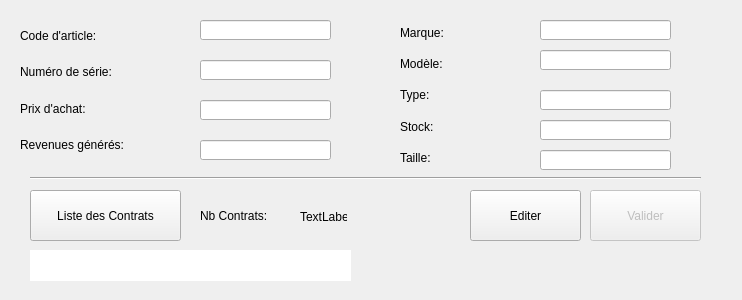
Qt form view/itemDetailsView.ui (GruberAdam/TPI-Sploks) before a commit.
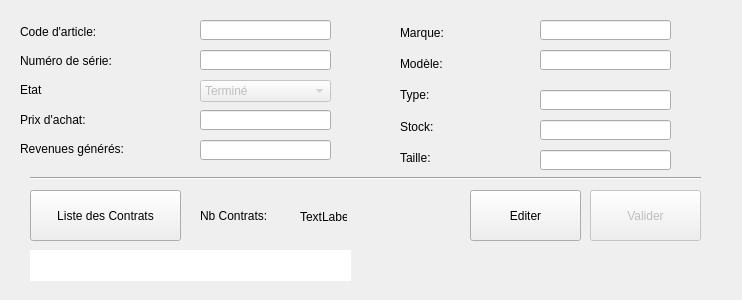
The same form after that commit.

```diff
--- a/view/itemDetailsView.ui
+++ b/view/itemDetailsView.ui
@@ -44,6 +44,16 @@
        </property>
       </widget>
      </item>
+     <item>
+      <widget class="QLabel" name="label_11">
+       <property name="styleSheet">
+        <string notr="true">font: 87 10pt &quot;Arial Black&quot;;</string>
+       </property>
+       <property name="text">
+        <string>Etat</string>
+       </property>
+      </widget>
+     </item>
      <item>
       <widget class="QLabel" name="label_9">
        <property name="styleSheet">
@@ -232,7 +242,7 @@
     <property name="geometry">
      <rect>
       <x>200</x>
-      <y>60</y>
+      <y>50</y>
       <width>131</width>
       <height>20</height>
      </rect>
@@ -248,7 +258,7 @@
     <property name="geometry">
      <rect>
       <x>200</x>
-      <y>100</y>
+      <y>110</y>
       <width>131</width>
       <height>20</height>
      </rect>
@@ -387,6 +397,45 @@
      <bool>true</bool>
     </property>
    </widget>
+   <widget class="QComboBox" name="comboBoxEtat">
+    <property name="enabled">
+     <bool>false</bool>
+    </property>
+    <property name="geometry">
+     <rect>
+      <x>200</x>
+      <y>80</y>
+      <width>131</width>
+      <height>22</height>
+     </rect>
+    </property>
+    <property name="focusPolicy">
+     <enum>Qt::WheelFocus</enum>
+    </property>
+    <property name="editable">
+     <bool>false</bool>
+    </property>
+    <item>
+     <property name="text">
+      <string>Terminé</string>
+     </property>
+    </item>
+    <item>
+     <property name="text">
+      <string>Neuf</string>
+     </property>
+    </item>
+    <item>
+     <property name="text">
+      <string>Usagé</string>
+     </property>
+    </item>
+    <item>
+     <property name="text">
+      <string>Vieux</string>
+     </property>
+    </item>
+   </widget>
   </widget>
  </widget>
  <tabstops>
```
Left out of the diff: 9 changed lines with no effect on the pictures.
